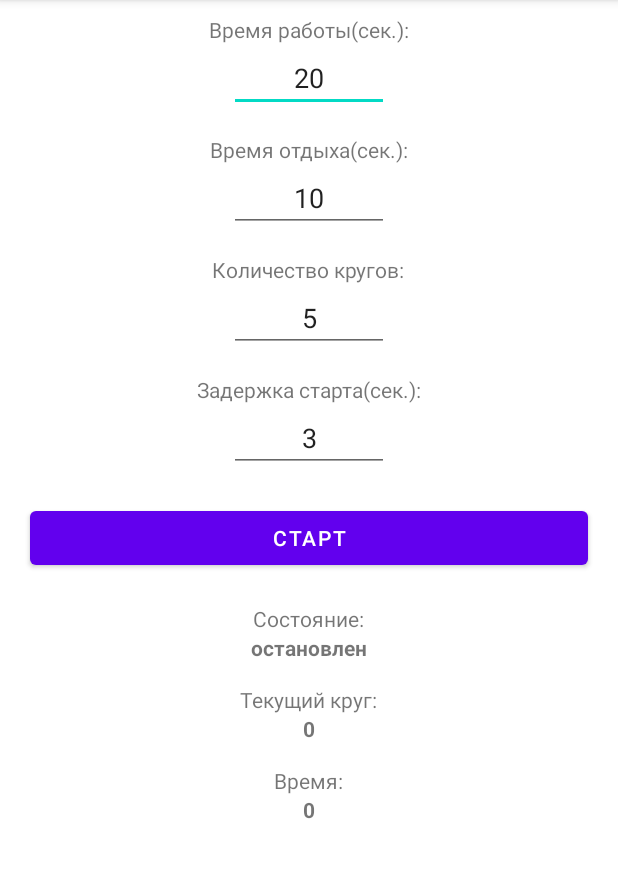
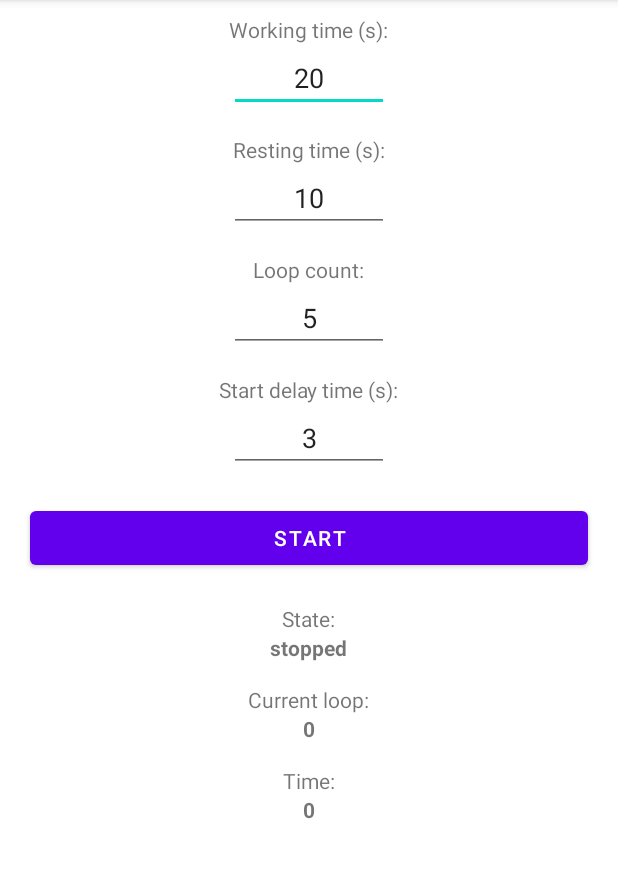
Before and after one commit to marfikus/tabata-timer-android, an Android app: the screen it shows after launch (MainActivity), on a phone screen of 412 x 824 dp, the part 84-962 px from its top. Run offline under Robolectric (Android 15) with nearby library versions, the phone set to English and light mode, and no system bars.

Commit message:
Fix strings, add translation

```diff
--- a/app/src/main/res/values/strings.xml
+++ b/app/src/main/res/values/strings.xml
@@ -1,22 +1,30 @@
 <resources>
     <string name="app_name">Tabata Timer</string>
 
-    <string name="work_time_label">Время работы(сек.):</string>
-    <string name="rest_time_label">Время отдыха(сек.):</string>
-    <string name="loop_count_label">Количество кругов:</string>
-    <string name="start_delay_time_label">Задержка старта(сек.):</string>
+    <string name="work_time_label">Working time (s):</string>
+    <string name="rest_time_label">Resting time (s):</string>
+    <string name="loop_count_label">Loop count:</string>
+    <string name="start_delay_time_label">Start delay time (s):</string>
     <string name="default_work_time">20</string>
     <string name="default_rest_time">10</string>
     <string name="default_loop_count">5</string>
     <string name="default_start_delay_time">3</string>
-    <string name="start_button_start">Старт</string>
-    <string name="start_button_stop">Стоп</string>
-    <string name="current_loop_label">Текущий круг:</string>
-    <string name="current_time_label">Время:</string>
-    <string name="current_state_label">Состояние:</string>
-    <string name="current_state_stopped">остановлен</string>
-    <string name="current_state_start_delay">задержка старта</string>
-    <string name="current_state_work">работа</string>
-    <string name="current_state_rest">отдых</string>
+    <string name="start_button_start">Start</string>
+    <string name="start_button_stop">Stop</string>
+    <string name="current_loop_label">Current loop:</string>
+    <string name="current_time_label">Time:</string>
+    <string name="current_state_label">State:</string>
+    <string name="current_state_stopped">stopped</string>
+    <string name="current_state_start_delay">start delay</string>
+    <string name="current_state_work">work</string>
+    <string name="current_state_rest">rest</string>
     <string name="zero">0</string>
+    <string name="work_time_empty">The \'Working time\' field should not be empty!</string>
+    <string name="work_time_less_0">The working time must be greater than 0!</string>
+    <string name="rest_time_empty">The \'Resting time\' field should not be empty!</string>
+    <string name="rest_time_less_0">The resting time must be greater than 0!</string>
+    <string name="loop_count_empty">The \'Loop count\' field should not be empty!</string>
+    <string name="loop_count_less_0">The loop count must be greater than 0!</string>
+    <string name="start_delay_time_empty">The \'Start delay time\' field should not be empty!</string>
+    <string name="start_delay_time_less_0">The start delay time should not be less than 0!</string>
 </resources>
```
Also changed, not shown: app/src/main/java/com/github/marfikus/tabatatimer/MainActivity.java (+8 -9 lines), 1 other file.
